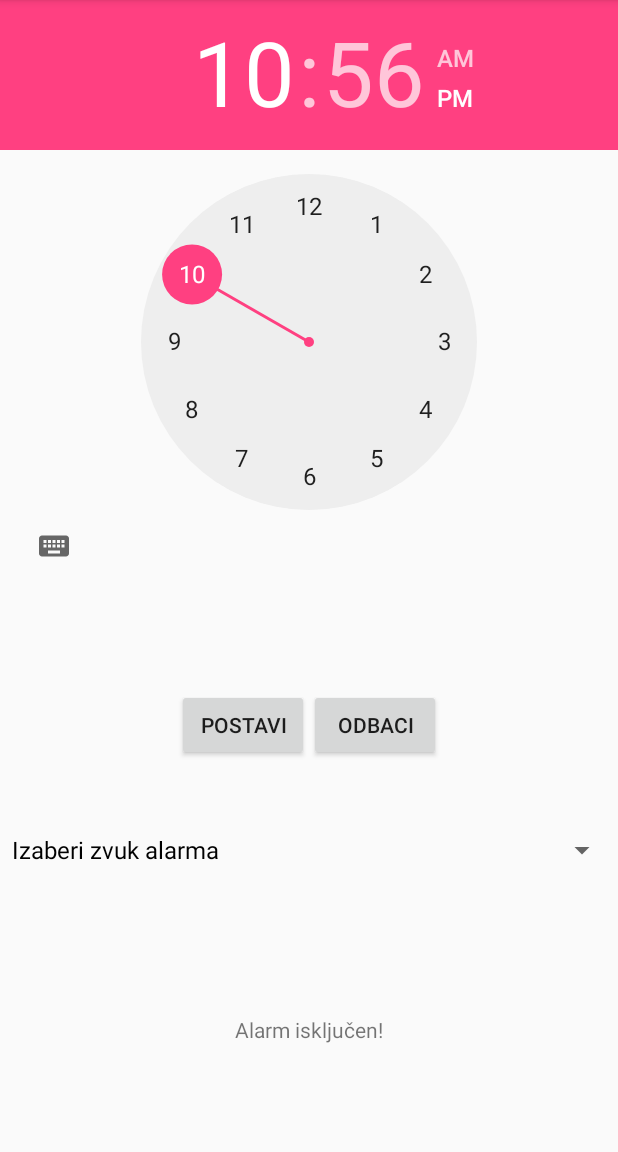
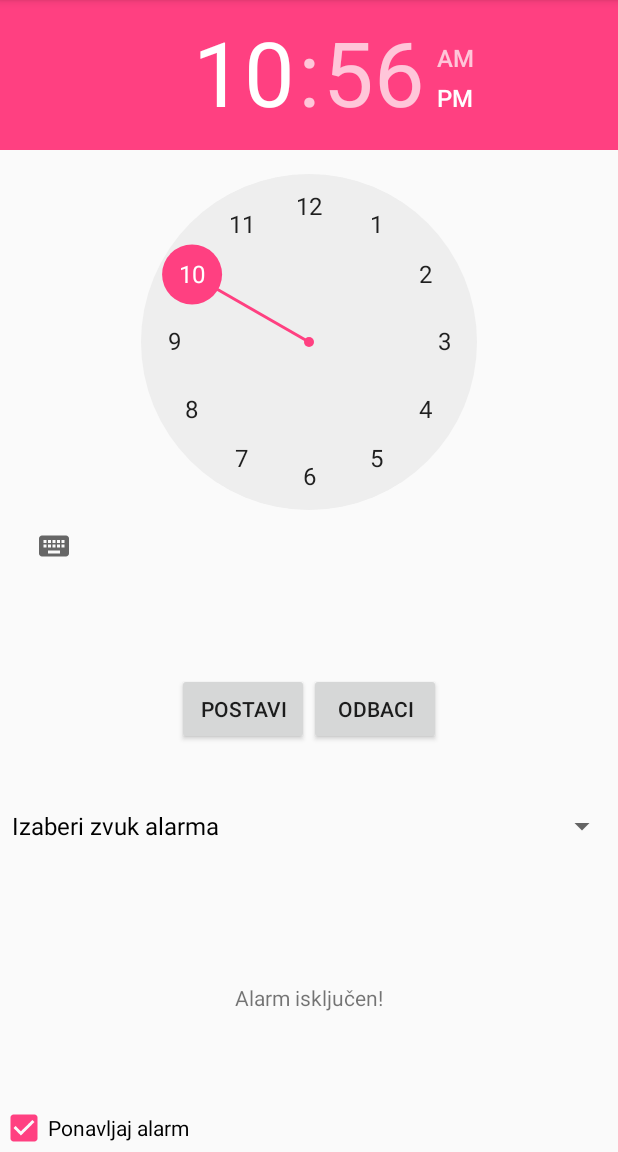
Before and after one commit to sebbonaut/Budilica, an Android app: the screen it shows after launch (MainActivity), in the options menu, after a tap on "Settings", on a phone screen of 412 x 824 dp, the part 84-1236 px from its top. Run offline under Robolectric (Android 15) with nearby library versions, the phone set to English and light mode, and no system bars.

Commit message:
dodana opcija ponavljanja alarma

```diff
--- a/app/src/main/java/com/example/sehorva/budilica/MainActivity.java
+++ b/app/src/main/java/com/example/sehorva/budilica/MainActivity.java
@@ -17,6 +17,7 @@ import android.view.MenuItem;
 import android.widget.AdapterView;
 import android.widget.ArrayAdapter;
 import android.widget.Button;
+import android.widget.CheckBox;
 import android.widget.Spinner;
 import android.widget.TextView;
 import android.widget.TimePicker;
@@ -28,6 +29,10 @@ public class MainActivity extends AppCompatActivity implements AdapterView.OnIte
     TimePicker alarm_timepicker;
     TextView update_text;
     Context context;
+    CheckBox repeat_alarm;
+
+    //ponavljam alarm ili ne
+    boolean repeating;
 
     //za stvaranje alarm managera
     PendingIntent pending_intent;
@@ -42,6 +47,9 @@ public class MainActivity extends AppCompatActivity implements AdapterView.OnIte
 
         this.context = this;
 
+        //nema ponavljanja po defaultu
+        repeating = false;
+
         //inicijalizacija timepickera
         alarm_timepicker = (TimePicker) findViewById(R.id.timePicker);
 
@@ -50,6 +58,9 @@ public class MainActivity extends AppCompatActivity implements AdapterView.OnIte
 
         //incijalizacija text boxa
         update_text = (TextView) findViewById(R.id.update_text);
+
+        //incijalizacija check boxa
+        repeat_alarm = (CheckBox) findViewById(R.id.checkBox);
 
         //stvaranje kalendara
         final Calendar calendar = Calendar.getInstance();
@@ -98,12 +109,17 @@ public class MainActivity extends AppCompatActivity implements AdapterView.OnIte
                 //stvori pending intent koji odgađa intent do zadanog vremena kalendara
                 pending_intent = PendingIntent.getBroadcast(MainActivity.this, 0, my_intent, PendingIntent.FLAG_UPDATE_CURRENT);
 
-                //postavimo alarm manager
-                alarm_manager.setExactAndAllowWhileIdle(AlarmManager.RTC_WAKEUP, calendar.getTimeInMillis(), pending_intent);
 
-                //za ponavljanje
-                //long repeating_interval = 10 * 1000; //millis
-                //alarm_manager.setRepeating(AlarmManager.RTC_WAKEUP, calendar.getTimeInMillis(), repeating_interval, pending_intent);
+                if(repeating == false) {
+                    //postavimo alarm manager
+                    alarm_manager.setExactAndAllowWhileIdle(AlarmManager.RTC_WAKEUP, calendar.getTimeInMillis(), pending_intent);
+                }
+                else //if(repeating == true)
+                {
+                    //za ponavljanje
+                    long repeating_interval = 5 * 1000; //millis
+                    alarm_manager.setRepeating(AlarmManager.RTC_WAKEUP, calendar.getTimeInMillis(), repeating_interval, pending_intent);
+                }
             }
         });
 
@@ -188,4 +204,17 @@ public class MainActivity extends AppCompatActivity implements AdapterView.OnIte
     public void onNothingSelected(AdapterView<?> adapterView) {
 
     }
+
+    public void itemClicked(View view)
+    {
+        //pogledam je li označen checkbox za ponavljanje alarma
+        CheckBox checkBox = (CheckBox) view;
+        if(checkBox.isChecked()){
+            repeating = true;
+        }
+        else{
+            repeating = false;
+        }
+        Log.e("Checkbox kliknut", "postavljeno = " + repeating);
+    }
 }
--- a/app/src/main/res/layout/activity_main.xml
+++ b/app/src/main/res/layout/activity_main.xml
@@ -63,5 +63,12 @@
         android:text=""
         android:layout_gravity="center"/>
 
+    <CheckBox
+        android:id="@+id/checkBox"
+        android:layout_width="match_parent"
+        android:layout_height="wrap_content"
+        android:text="Ponavljaj alarm"
+        android:layout_gravity="left"
+        android:onClick="itemClicked" />
 
 </LinearLayout>
```
